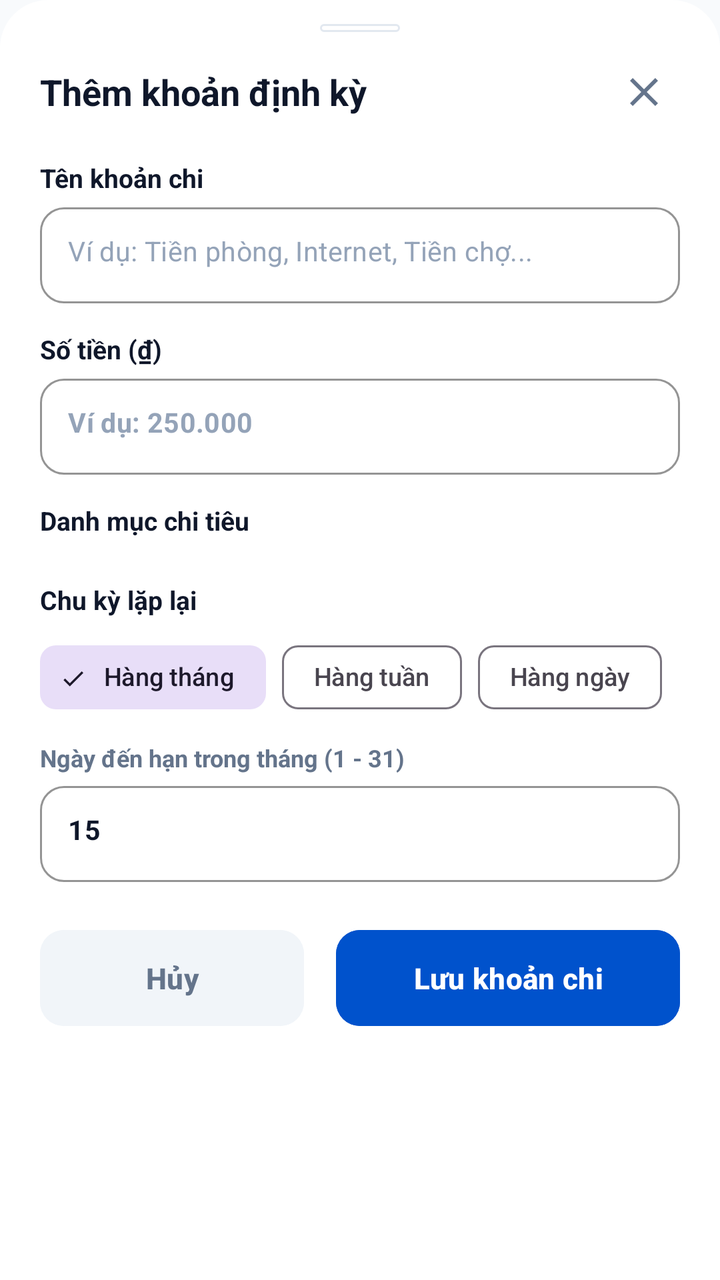
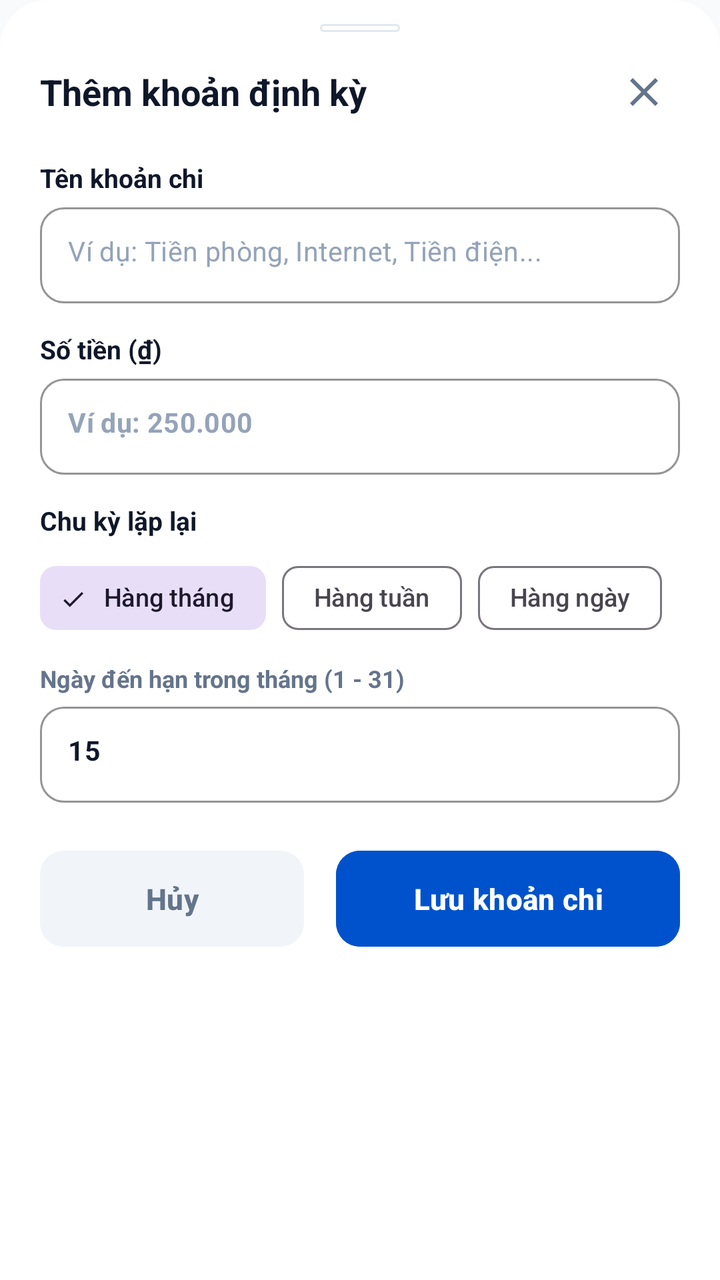

An Android layout rendered at two revisions. The XML below is the earlier revision; the diff shows what the commit changed to produce the second picture.
<!-- AndroidManifest.xml: application theme Theme.SharedFund -->
<!-- res/layout/bottom_sheet_create_recurring_rule.xml -->
<?xml version="1.0" encoding="utf-8"?>
<LinearLayout xmlns:android="http://schemas.android.com/apk/res/android"
    xmlns:app="http://schemas.android.com/apk/res-auto"
    android:layout_width="match_parent"
    android:layout_height="wrap_content"
    android:background="@drawable/bg_bottom_sheet"
    android:orientation="vertical"
    android:paddingStart="20dp"
    android:paddingTop="12dp"
    android:paddingEnd="20dp"
    android:paddingBottom="28dp">

    <View
        android:layout_width="40dp"
        android:layout_height="4dp"
        android:layout_gravity="center_horizontal"
        android:layout_marginBottom="12dp"
        android:background="@drawable/bg_card" />

    <RelativeLayout
        android:layout_width="match_parent"
        android:layout_height="wrap_content"
        android:layout_marginBottom="16dp">

        <TextView
            android:layout_width="wrap_content"
            android:layout_height="wrap_content"
            android:layout_alignParentStart="true"
            android:layout_centerVertical="true"
            android:text="Thêm khoản định kỳ"
            android:textColor="@color/text_primary"
            android:textSize="18sp"
            android:textStyle="bold" />

        <ImageButton
            android:id="@+id/btnCreateRecurringClose"
            android:layout_width="36dp"
            android:layout_height="36dp"
            android:layout_alignParentEnd="true"
            android:layout_centerVertical="true"
            android:background="?attr/selectableItemBackgroundBorderless"
            android:contentDescription="Đóng"
            android:src="@drawable/ic_close"
            app:tint="@color/text_secondary" />
    </RelativeLayout>

    <TextView
        android:layout_width="wrap_content"
        android:layout_height="wrap_content"
        android:layout_marginBottom="6dp"
        android:text="Tên khoản chi"
        android:textColor="@color/text_primary"
        android:textSize="13sp"
        android:textStyle="bold" />

    <com.google.android.material.textfield.TextInputLayout
        style="@style/Widget.MaterialComponents.TextInputLayout.OutlinedBox"
        android:layout_width="match_parent"
        android:layout_height="wrap_content"
        app:boxCornerRadiusBottomEnd="12dp"
        app:boxCornerRadiusBottomStart="12dp"
        app:boxCornerRadiusTopEnd="12dp"
        app:boxCornerRadiusTopStart="12dp"
        app:boxStrokeColor="@color/primary"
        app:hintEnabled="false">

        <com.google.android.material.textfield.TextInputEditText
            android:id="@+id/etRecurringTitle"
            android:layout_width="match_parent"
            android:layout_height="48dp"
            android:hint="Ví dụ: Tiền phòng, Internet, Tiền chợ..."
            android:inputType="textCapSentences"
            android:maxLines="1"
            android:paddingStart="14dp"
            android:paddingEnd="14dp"
            android:textColor="@color/text_primary"
            android:textColorHint="@color/text_tertiary"
            android:textSize="13.5sp" />
    </com.google.android.material.textfield.TextInputLayout>

    <TextView
        android:layout_width="wrap_content"
        android:layout_height="wrap_content"
        android:layout_marginTop="14dp"
        android:layout_marginBottom="6dp"
        android:text="Số tiền (₫)"
        android:textColor="@color/text_primary"
        android:textSize="13sp"
        android:textStyle="bold" />

    <com.google.android.material.textfield.TextInputLayout
        style="@style/Widget.MaterialComponents.TextInputLayout.OutlinedBox"
        android:layout_width="match_parent"
        android:layout_height="wrap_content"
        app:boxCornerRadiusBottomEnd="12dp"
        app:boxCornerRadiusBottomStart="12dp"
        app:boxCornerRadiusTopEnd="12dp"
        app:boxCornerRadiusTopStart="12dp"
        app:boxStrokeColor="@color/primary"
        app:hintEnabled="false">

        <com.google.android.material.textfield.TextInputEditText
            android:id="@+id/etRecurringAmount"
            android:layout_width="match_parent"
            android:layout_height="48dp"
            android:hint="Ví dụ: 250.000"
            android:inputType="number"
            android:maxLines="1"
            android:paddingStart="14dp"
            android:paddingEnd="14dp"
            android:textColor="@color/text_primary"
            android:textColorHint="@color/text_tertiary"
            android:textSize="13.5sp"
            android:textStyle="bold" />
    </com.google.android.material.textfield.TextInputLayout>

    <TextView
        android:layout_width="wrap_content"
        android:layout_height="wrap_content"
        android:layout_marginTop="14dp"
        android:layout_marginBottom="6dp"
        android:text="Danh mục chi tiêu"
        android:textColor="@color/text_primary"
        android:textSize="13sp"
        android:textStyle="bold" />

    <HorizontalScrollView
        android:layout_width="match_parent"
        android:layout_height="wrap_content"
        android:layout_marginBottom="2dp"
        android:overScrollMode="never"
        android:scrollbars="none">

        <LinearLayout
            android:id="@+id/layoutRecurringCategoryChips"
            android:layout_width="wrap_content"
            android:layout_height="wrap_content"
            android:orientation="horizontal" />
    </HorizontalScrollView>

    <TextView
        android:layout_width="wrap_content"
        android:layout_height="wrap_content"
        android:layout_marginTop="14dp"
        android:layout_marginBottom="6dp"
        android:text="Chu kỳ lặp lại"
        android:textColor="@color/text_primary"
        android:textSize="13sp"
        android:textStyle="bold" />

    <com.google.android.material.chip.ChipGroup
        android:id="@+id/chipGroupFrequency"
        android:layout_width="match_parent"
        android:layout_height="wrap_content"
        app:singleSelection="true">

        <com.google.android.material.chip.Chip
            android:id="@+id/chipMonthly"
            style="@style/Widget.Material3.Chip.Filter"
            android:layout_width="wrap_content"
            android:layout_height="wrap_content"
            android:checked="true"
            android:text="Hàng tháng"
            android:textSize="12.5sp" />

        <com.google.android.material.chip.Chip
            android:id="@+id/chipWeekly"
            style="@style/Widget.Material3.Chip.Filter"
            android:layout_width="wrap_content"
            android:layout_height="wrap_content"
            android:text="Hàng tuần"
            android:textSize="12.5sp" />

        <com.google.android.material.chip.Chip
            android:id="@+id/chipDaily"
            style="@style/Widget.Material3.Chip.Filter"
            android:layout_width="wrap_content"
            android:layout_height="wrap_content"
            android:text="Hàng ngày"
            android:textSize="12.5sp" />
    </com.google.android.material.chip.ChipGroup>

    <LinearLayout
        android:id="@+id/layoutMonthlyDayPicker"
        android:layout_width="match_parent"
        android:layout_height="wrap_content"
        android:layout_marginTop="8dp"
        android:orientation="vertical">

        <TextView
            android:layout_width="wrap_content"
            android:layout_height="wrap_content"
            android:layout_marginBottom="6dp"
            android:text="Ngày đến hạn trong tháng (1 - 31)"
            android:textColor="@color/text_secondary"
            android:textSize="12sp"
            android:textStyle="bold" />

        <com.google.android.material.textfield.TextInputLayout
            style="@style/Widget.MaterialComponents.TextInputLayout.OutlinedBox"
            android:layout_width="match_parent"
            android:layout_height="wrap_content"
            app:boxCornerRadiusBottomEnd="12dp"
            app:boxCornerRadiusBottomStart="12dp"
            app:boxCornerRadiusTopEnd="12dp"
            app:boxCornerRadiusTopStart="12dp"
            app:boxStrokeColor="@color/primary"
            app:hintEnabled="false">

            <com.google.android.material.textfield.TextInputEditText
                android:id="@+id/etRecurringDay"
                android:layout_width="match_parent"
                android:layout_height="48dp"
                android:hint="Ví dụ: 15"
                android:inputType="number"
                android:maxLines="1"
                android:paddingStart="14dp"
                android:paddingEnd="14dp"
                android:text="15"
                android:textColor="@color/text_primary"
                android:textSize="13.5sp"
                android:textStyle="bold" />
        </com.google.android.material.textfield.TextInputLayout>
    </LinearLayout>

    <LinearLayout
        android:id="@+id/layoutWeeklyDayPicker"
        android:layout_width="match_parent"
        android:layout_height="wrap_content"
        android:layout_marginTop="8dp"
        android:orientation="vertical"
        android:visibility="gone">

        <TextView
            android:layout_width="wrap_content"
            android:layout_height="wrap_content"
            android:layout_marginBottom="6dp"
            android:text="Thứ lặp lại trong tuần"
            android:textColor="@color/text_secondary"
            android:textSize="12sp"
            android:textStyle="bold" />

        <HorizontalScrollView
            android:layout_width="match_parent"
            android:layout_height="wrap_content"
            android:scrollbars="none">

            <com.google.android.material.chip.ChipGroup
                android:id="@+id/chipGroupWeekDays"
                android:layout_width="wrap_content"
                android:layout_height="wrap_content"
                app:singleSelection="true">

                <com.google.android.material.chip.Chip
                    android:id="@+id/chipDayMon"
                    style="@style/Widget.Material3.Chip.Filter"
                    android:layout_width="wrap_content"
                    android:layout_height="wrap_content"
                    android:checked="true"
                    android:tag="2"
                    android:text="Thứ 2" />

                <com.google.android.material.chip.Chip
                    android:id="@+id/chipDayTue"
                    style="@style/Widget.Material3.Chip.Filter"
                    android:layout_width="wrap_content"
                    android:layout_height="wrap_content"
                    android:tag="3"
                    android:text="Thứ 3" />

                <com.google.android.material.chip.Chip
                    android:id="@+id/chipDayWed"
                    style="@style/Widget.Material3.Chip.Filter"
                    android:layout_width="wrap_content"
                    android:layout_height="wrap_content"
                    android:tag="4"
                    android:text="Thứ 4" />

                <com.google.android.material.chip.Chip
                    android:id="@+id/chipDayThu"
                    style="@style/Widget.Material3.Chip.Filter"
                    android:layout_width="wrap_content"
                    android:layout_height="wrap_content"
                    android:tag="5"
                    android:text="Thứ 5" />

                <com.google.android.material.chip.Chip
                    android:id="@+id/chipDayFri"
                    style="@style/Widget.Material3.Chip.Filter"
                    android:layout_width="wrap_content"
                    android:layout_height="wrap_content"
                    android:tag="6"
                    android:text="Thứ 6" />

                <com.google.android.material.chip.Chip
                    android:id="@+id/chipDaySat"
                    style="@style/Widget.Material3.Chip.Filter"
                    android:layout_width="wrap_content"
                    android:layout_height="wrap_content"
                    android:tag="7"
                    android:text="Thứ 7" />

                <com.google.android.material.chip.Chip
                    android:id="@+id/chipDaySun"
                    style="@style/Widget.Material3.Chip.Filter"
                    android:layout_width="wrap_content"
                    android:layout_height="wrap_content"
                    android:tag="1"
                    android:text="Chủ nhật" />
            </com.google.android.material.chip.ChipGroup>
        </HorizontalScrollView>
    </LinearLayout>

    <LinearLayout
        android:layout_width="match_parent"
        android:layout_height="wrap_content"
        android:layout_marginTop="24dp"
        android:orientation="horizontal">

        <com.google.android.material.button.MaterialButton
            android:id="@+id/btnCancelRecurringRule"
            android:layout_width="0dp"
            android:layout_height="48dp"
            android:layout_marginEnd="8dp"
            android:layout_weight="1"
            android:backgroundTint="@color/surface_variant"
            android:insetTop="0dp"
            android:insetBottom="0dp"
            android:text="Hủy"
            android:textAllCaps="false"
            android:textColor="@color/text_secondary"
            android:textSize="14.5sp"
            android:textStyle="bold"
            app:cornerRadius="12dp"
            app:elevation="0dp" />

        <com.google.android.material.button.MaterialButton
            android:id="@+id/btnSubmitRecurringRule"
            android:layout_width="0dp"
            android:layout_height="48dp"
            android:layout_marginStart="8dp"
            android:layout_weight="1.3"
            android:backgroundTint="@color/primary"
            android:insetTop="0dp"
            android:insetBottom="0dp"
            android:text="Lưu khoản chi"
            android:textAllCaps="false"
            android:textColor="@android:color/white"
            android:textSize="14.5sp"
            android:textStyle="bold"
            app:cornerRadius="12dp"
            app:elevation="0dp" />
    </LinearLayout>
</LinearLayout>
<!-- resources referenced by this layout -->
<resources>
  <color name="primary">#0052CC</color>
  <color name="surface_variant">#F1F5F9</color>
  <color name="text_primary">#0F172A</color>
  <color name="text_secondary">#64748B</color>
  <color name="text_tertiary">#94A3B8</color>
  <!-- drawable bg_bottom_sheet (drawable) -->
  <?xml version="1.0" encoding="utf-8"?>
  <shape xmlns:android="http://schemas.android.com/apk/res/android"
      android:shape="rectangle">
      <solid android:color="@color/surface" />
      <corners
          android:topLeftRadius="24dp"
          android:topRightRadius="24dp"
          android:bottomLeftRadius="0dp"
          android:bottomRightRadius="0dp" />
  </shape>
  <!-- drawable bg_card (drawable) -->
  <?xml version="1.0" encoding="utf-8"?>
  <shape xmlns:android="http://schemas.android.com/apk/res/android"
      android:shape="rectangle">
      <solid android:color="@color/surface" />
      <corners android:radius="16dp" />
      <stroke android:width="1dp" android:color="@color/border" />
  </shape>
  <!-- drawable ic_close (drawable) -->
  <vector xmlns:android="http://schemas.android.com/apk/res/android"
      android:width="24dp"
      android:height="24dp"
      android:viewportWidth="24"
      android:viewportHeight="24">
      <path
          android:fillColor="#FF000000"
          android:pathData="M19,6.41L17.59,5 12,10.59 6.41,5 5,6.41 10.59,12 5,17.59 6.41,19 12,13.41 17.59,19 19,17.59 13.41,12z" />
  </vector>
  <style name="Theme.SharedFund" parent="Base.Theme.SharedFund" />
  <color name="surface">#FFFFFF</color>
  <color name="border">#E2E8F0</color>
  <style name="Base.Theme.SharedFund" parent="Theme.Material3.Light.NoActionBar">
  
          <item name="colorPrimary">@color/primary</item>
  
          <item name="colorPrimaryDark">@color/primary_dark</item>
  
          <item name="colorSecondary">@color/accent_income</item>
  
          <item name="android:statusBarColor">@color/surface</item>
  
          <item name="android:windowLightStatusBar">true</item>
  
          <item name="android:windowBackground">@color/background</item>
  
          <item name="colorSurface">@color/surface</item>
  
          <item name="colorOnSurface">@color/text_primary</item>
  
          <item name="android:textColorPrimary">@color/text_primary</item>
  
          <item name="android:textColorSecondary">@color/text_secondary</item>
  
          <item name="android:textColorHint">@color/text_secondary</item>
  
          <item name="editTextColor">@color/text_primary</item>
  
      </style>
  <color name="primary_dark">#003D99</color>
  <color name="accent_income">#10B981</color>
  <color name="background">#F8FAFC</color>
</resources>

<!-- the commit's change to res/layout/bottom_sheet_create_recurring_rule.xml (unified diff, before → after) -->
@@ -68,7 +68,7 @@
             android:id="@+id/etRecurringTitle"
             android:layout_width="match_parent"
             android:layout_height="48dp"
-            android:hint="Ví dụ: Tiền phòng, Internet, Tiền chợ..."
+            android:hint="Ví dụ: Tiền phòng, Internet, Tiền điện..."
             android:inputType="textCapSentences"
             android:maxLines="1"
             android:paddingStart="14dp"
@@ -113,30 +113,6 @@
             android:textSize="13.5sp"
             android:textStyle="bold" />
     </com.google.android.material.textfield.TextInputLayout>
-
-    <TextView
-        android:layout_width="wrap_content"
-        android:layout_height="wrap_content"
-        android:layout_marginTop="14dp"
-        android:layout_marginBottom="6dp"
-        android:text="Danh mục chi tiêu"
-        android:textColor="@color/text_primary"
-        android:textSize="13sp"
-        android:textStyle="bold" />
-
-    <HorizontalScrollView
-        android:layout_width="match_parent"
-        android:layout_height="wrap_content"
-        android:layout_marginBottom="2dp"
-        android:overScrollMode="never"
-        android:scrollbars="none">
-
-        <LinearLayout
-            android:id="@+id/layoutRecurringCategoryChips"
-            android:layout_width="wrap_content"
-            android:layout_height="wrap_content"
-            android:orientation="horizontal" />
-    </HorizontalScrollView>
 
     <TextView
         android:layout_width="wrap_content"
